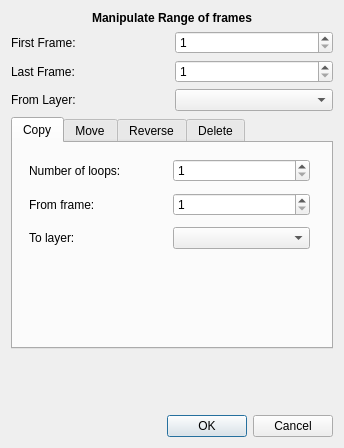
This is app/ui/copymultiplekeyframesdialog.ui in pencil2d/pencil as Qt 5 draws it before an edit. The edited form follows.
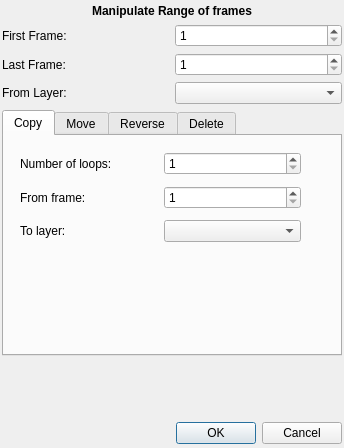
This is the edited form.

Commit message: Warnings if originals in danger. Ui enhancement

The edit to the form file:
```diff
--- a/app/ui/copymultiplekeyframesdialog.ui
+++ b/app/ui/copymultiplekeyframesdialog.ui
@@ -14,6 +14,18 @@
    <string>Manipulate multiple Frames</string>
   </property>
   <layout class="QVBoxLayout" name="verticalLayout_2">
+   <property name="leftMargin">
+    <number>2</number>
+   </property>
+   <property name="topMargin">
+    <number>4</number>
+   </property>
+   <property name="rightMargin">
+    <number>2</number>
+   </property>
+   <property name="bottomMargin">
+    <number>4</number>
+   </property>
    <item>
     <widget class="QLabel" name="labHeader">
      <property name="font">
```
The commit also changes 3 other files.
